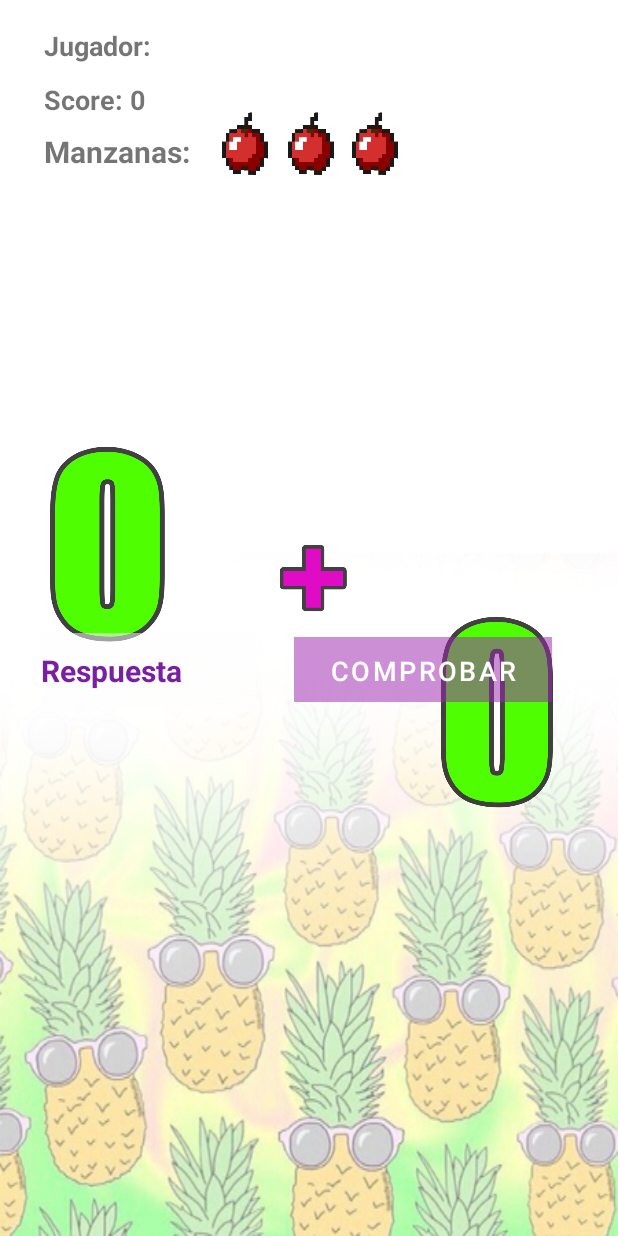
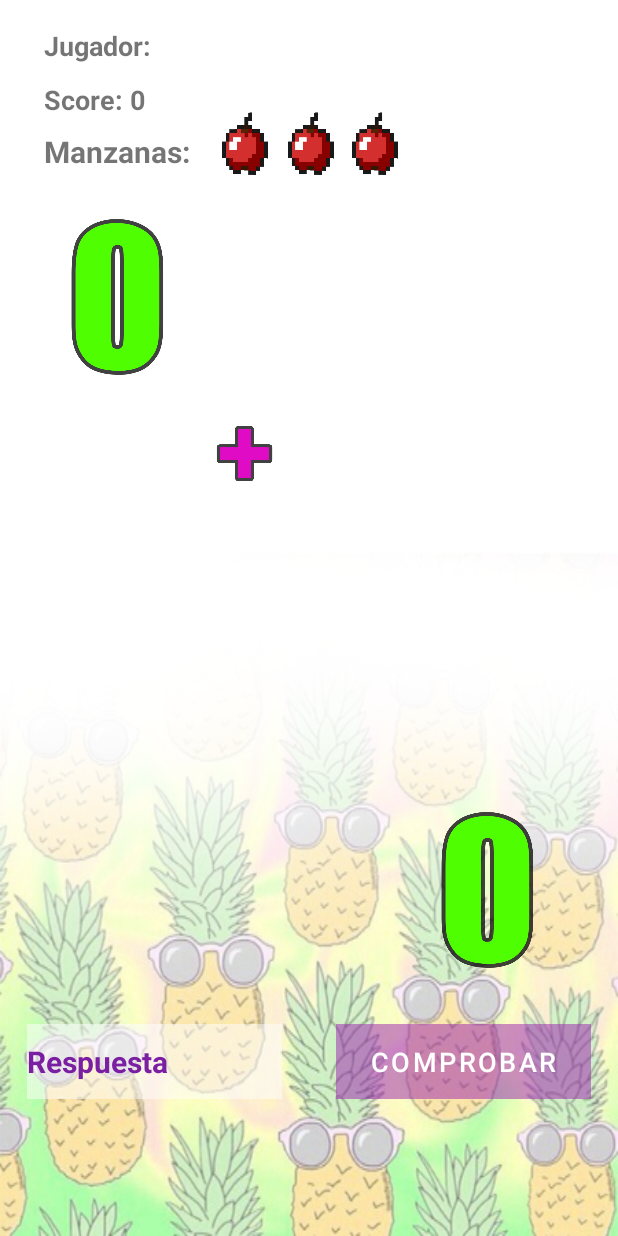
Before and after one commit to Flo-Olivieri/FrutiApp, an Android app: the layout activity_main2__nivel1.xml on its own in the app's theme, with its tools: preview values and no code run, on a phone screen of 412 x 824 dp. Run offline under Robolectric (Android 15) with nearby library versions, the phone set to English and light mode, and no system bars.

Commit message:
cmabios en el diseño

```diff
--- a/app/src/main/res/layout/activity_main2__nivel1.xml
+++ b/app/src/main/res/layout/activity_main2__nivel1.xml
@@ -68,58 +68,40 @@
     <ImageView
         android:id="@+id/imgview_aUno"
         android:layout_width="150dp"
-        android:layout_height="200dp"
+        android:layout_height="120dp"
         android:layout_alignParentStart="true"
         android:layout_alignParentLeft="true"
         android:layout_alignParentTop="true"
         android:layout_centerVertical="true"
-        android:layout_marginStart="-3dp"
-        android:layout_marginLeft="-3dp"
-        android:layout_marginTop="262dp"
-        android:contentDescription="@string/img_numero"
-        app:srcCompat="@drawable/cero" />
-
-    <ImageView
-        android:id="@+id/imgview_aDos"
-        android:layout_width="150dp"
-        android:layout_height="200dp"
-        android:layout_alignParentStart="true"
-        android:layout_alignParentLeft="true"
-        android:layout_alignParentTop="true"
-        android:layout_alignParentEnd="true"
-        android:layout_alignParentBottom="true"
-        android:layout_centerVertical="true"
-        android:layout_marginStart="258dp"
-        android:layout_marginLeft="258dp"
-        android:layout_marginTop="265dp"
-        android:layout_marginEnd="7dp"
-        android:layout_marginBottom="141dp"
+        android:layout_marginStart="3dp"
+        android:layout_marginLeft="3dp"
+        android:layout_marginTop="137dp"
         android:contentDescription="@string/img_numero"
         app:srcCompat="@drawable/cero" />
 
     <ImageView
         android:id="@+id/imageView3"
-        android:layout_width="120dp"
-        android:layout_height="120dp"
+        android:layout_width="100dp"
+        android:layout_height="100dp"
         android:layout_alignParentStart="true"
         android:layout_alignParentTop="true"
         android:layout_centerInParent="true"
-        android:layout_marginStart="150dp"
-        android:layout_marginTop="327dp"
+        android:layout_marginStart="114dp"
+        android:layout_marginTop="254dp"
         android:contentDescription="@string/operacion_img"
         app:srcCompat="@drawable/adicion" />
 
     <EditText
         android:id="@+id/editText_resultado"
-        android:layout_width="143dp"
+        android:layout_width="170dp"
         android:layout_height="50dp"
         android:layout_alignParentStart="true"
         android:layout_alignParentLeft="true"
         android:layout_alignParentBottom="true"
         android:layout_centerVertical="true"
-        android:layout_marginStart="27dp"
-        android:layout_marginLeft="27dp"
-        android:layout_marginBottom="352dp"
+        android:layout_marginStart="18dp"
+        android:layout_marginLeft="18dp"
+        android:layout_marginBottom="91dp"
         android:autofillHints=""
         android:background="@drawable/fondoet"
         android:ems="10"
@@ -131,17 +113,27 @@
 
     <Button
         android:id="@+id/button2"
-        android:layout_width="172dp"
-        android:layout_height="43dp"
+        android:layout_width="170dp"
+        android:layout_height="50dp"
         android:layout_alignParentEnd="true"
         android:layout_alignParentRight="true"
         android:layout_alignParentBottom="true"
         android:layout_centerVertical="true"
-        android:layout_marginEnd="44dp"
-        android:layout_marginRight="44dp"
-        android:layout_marginBottom="356dp"
+        android:layout_marginEnd="18dp"
+        android:layout_marginRight="18dp"
+        android:layout_marginBottom="91dp"
         android:background="@drawable/fondoboton"
         android:text="@string/sumar_btn"
         android:textColor="@android:color/background_light"
         android:textSize="18sp" />
+
+    <ImageView
+        android:id="@+id/imgview_aDos"
+        android:layout_width="150dp"
+        android:layout_height="120dp"
+        android:layout_alignParentEnd="true"
+        android:layout_alignParentBottom="true"
+        android:layout_marginEnd="12dp"
+        android:layout_marginBottom="171dp"
+        app:srcCompat="@drawable/cero" />
 </RelativeLayout>
```
